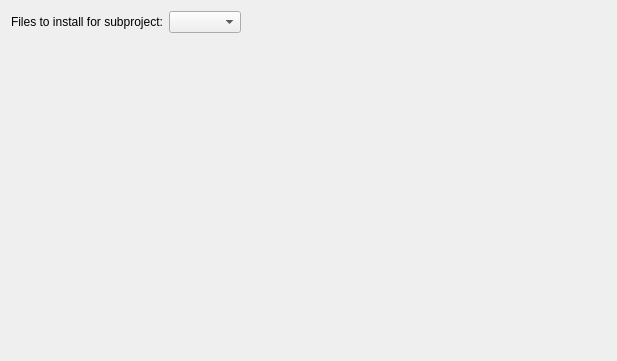
Old version of the form src/plugins/remotelinux/remotelinuxdeployconfigurationwidget.ui in the repository qt-creator/qt-creator.
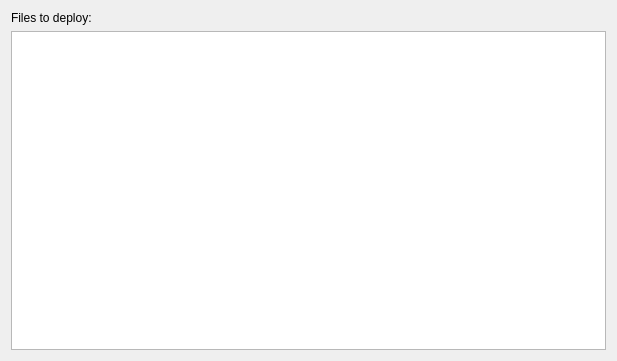
New version of the form.

Commit message: RemoteLinux: Remove dependency on Qt4ProjectManager.

Diff of the .ui file:
```diff
--- a/src/plugins/remotelinux/remotelinuxdeployconfigurationwidget.ui
+++ b/src/plugins/remotelinux/remotelinuxdeployconfigurationwidget.ui
@@ -15,45 +15,14 @@
   </property>
   <layout class="QVBoxLayout" name="verticalLayout">
    <item>
-    <layout class="QFormLayout" name="formLayout">
-     <property name="fieldGrowthPolicy">
-      <enum>QFormLayout::AllNonFixedFieldsGrow</enum>
+    <widget class="QLabel" name="label">
+     <property name="text">
+      <string>Files to deploy:</string>
      </property>
-     <item row="0" column="0">
-      <widget class="QLabel" name="installLabel">
-       <property name="toolTip">
-        <string>These show the INSTALLS settings from the project file(s).</string>
-       </property>
-       <property name="text">
-        <string>Files to install for subproject:</string>
-       </property>
-      </widget>
-     </item>
-     <item row="0" column="1">
-      <layout class="QHBoxLayout" name="horizontalLayout">
-       <item>
-        <widget class="QComboBox" name="projectsComboBox">
-         <property name="sizeAdjustPolicy">
-          <enum>QComboBox::AdjustToContents</enum>
-         </property>
-        </widget>
-       </item>
-       <item>
-        <spacer name="horizontalSpacer_2">
-         <property name="orientation">
-          <enum>Qt::Horizontal</enum>
-         </property>
-         <property name="sizeHint" stdset="0">
-          <size>
-           <width>40</width>
-           <height>20</height>
-          </size>
-         </property>
-        </spacer>
-       </item>
-      </layout>
-     </item>
-    </layout>
+    </widget>
+   </item>
+   <item>
+    <widget class="QTreeView" name="deploymentDataView"/>
    </item>
   </layout>
  </widget>
```
The commit also changes 59 other files.
